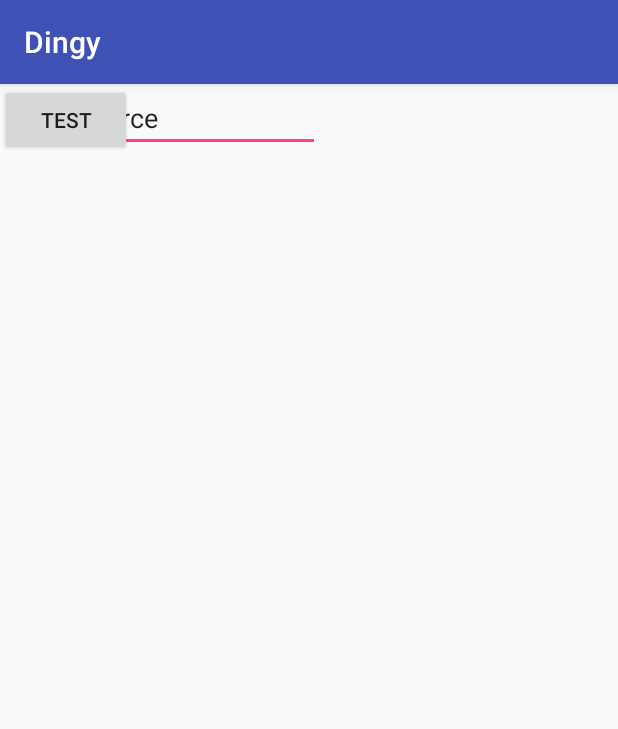
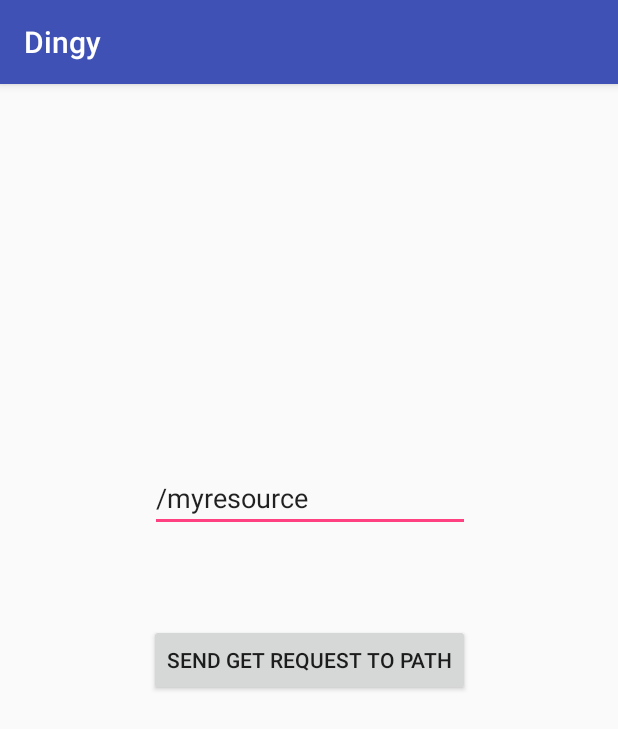
Before and after one commit to quwala/dingy-server, an Android app: the screen it shows after launch (MainActivity), on a phone screen of 412 x 824 dp. Shown: the top 729 px of the screen. Run offline under Robolectric (Android 15) with nearby library versions, the phone set to English and light mode, and no system bars; 2 statements that could not run were skipped.

Commit message:
installation log update

```diff
--- a/Code/client/Dingy/app/src/main/res/layout/activity_main.xml
+++ b/Code/client/Dingy/app/src/main/res/layout/activity_main.xml
@@ -11,9 +11,15 @@
         android:id="@+id/test_btn"
         android:layout_width="wrap_content"
         android:layout_height="wrap_content"
-        android:text="test"
-        tools:layout_editor_absoluteX="116dp"
-        tools:layout_editor_absoluteY="226dp" />
+        android:text="send GET request to path"
+        app:layout_constraintLeft_toLeftOf="parent"
+        android:layout_marginLeft="8dp"
+        android:layout_marginRight="8dp"
+        app:layout_constraintRight_toRightOf="parent"
+        app:layout_constraintTop_toTopOf="parent"
+        android:layout_marginTop="8dp"
+        app:layout_constraintBottom_toBottomOf="parent"
+        android:layout_marginBottom="8dp" />
 
     <EditText
         android:id="@+id/test_tf"
@@ -22,6 +28,14 @@
         android:ems="10"
         android:inputType="textPersonName"
         android:text="/myresource"
-        tools:layout_editor_absoluteX="53dp"
-        tools:layout_editor_absoluteY="149dp" />
+        android:layout_marginRight="8dp"
+        app:layout_constraintRight_toRightOf="parent"
+        android:layout_marginLeft="8dp"
+        app:layout_constraintLeft_toLeftOf="parent"
+        app:layout_constraintBottom_toBottomOf="parent"
+        android:layout_marginBottom="8dp"
+        app:layout_constraintTop_toTopOf="parent"
+        android:layout_marginTop="8dp"
+        app:layout_constraintHorizontal_bias="0.503"
+        app:layout_constraintVertical_bias="0.347" />
 </android.support.constraint.ConstraintLayout>
```
Also changed, not shown: 3 other files.
